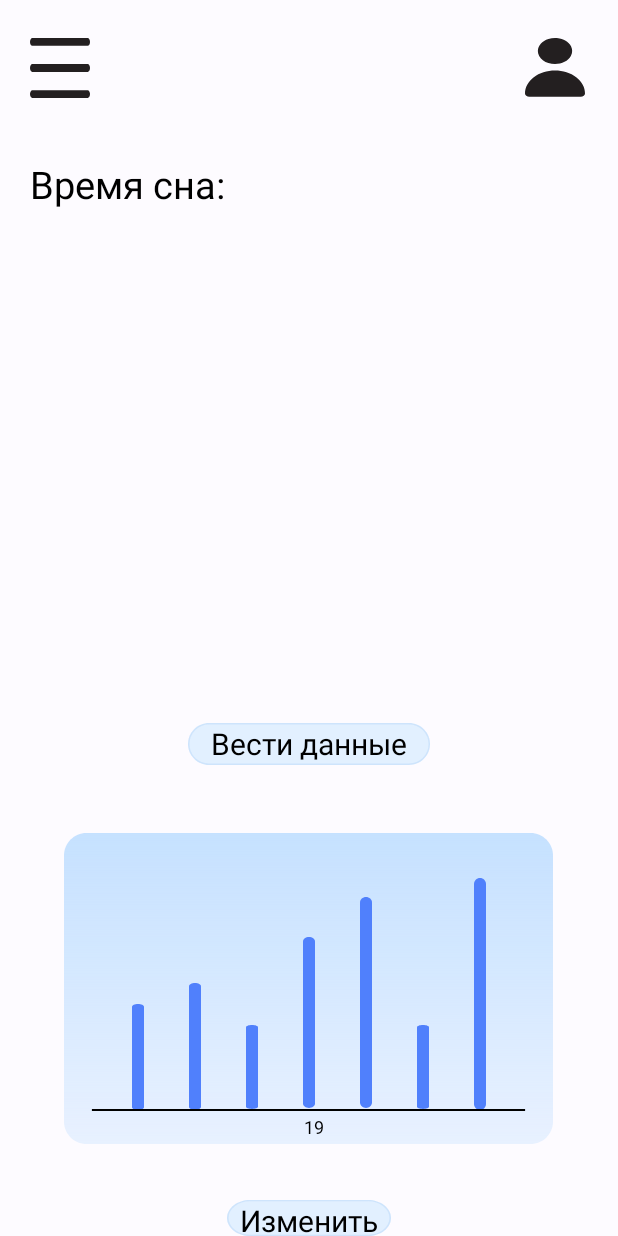
After one commit to Grish-Gr/SELP, an Android app: the layout sleep.xml on its own in the app's theme, with its tools: preview values and no code run, on a phone screen of 412 x 824 dp. The commit adds this screen. Run offline under Robolectric (Android 15) with nearby library versions, the phone set to English and light mode, and no system bars.

Commit message:
changes
changes

```diff
--- /dev/null
+++ b/app/src/main/res/drawable/boton_sleep.xml
@@ -0,0 +1,23 @@
+<vector
+    xmlns:android="http://schemas.android.com/apk/res/android"
+    xmlns:aapt="http://schemas.android.com/aapt"
+    android:width="161dp"
+    android:height="28dp"
+    android:viewportWidth="161"
+    android:viewportHeight="28"
+    >
+    <group>
+        <clip-path
+            android:pathData="M14 0H147C154.732 0 161 6.26801 161 14C161 21.732 154.732 28 147 28H14C6.26801 28 0 21.732 0 14C0 6.26801 6.26801 0 14 0Z"
+            />
+        <path
+            android:pathData="M0 0V28H161V0"
+            android:fillColor="#E2F0FF"
+            />
+        <path
+            android:pathData="M14 0H147C154.732 0 161 6.26801 161 14C161 21.732 154.732 28 147 28H14C6.26801 28 0 21.732 0 14C0 6.26801 6.26801 0 14 0Z"
+            android:strokeWidth="2"
+            android:strokeColor="#479CC5F2"
+            />
+    </group>
+</vector>
--- /dev/null
+++ b/app/src/main/res/drawable/box_graphic.xml
@@ -0,0 +1,46 @@
+<vector
+    xmlns:android="http://schemas.android.com/apk/res/android"
+    xmlns:aapt="http://schemas.android.com/aapt"
+    android:width="326dp"
+    android:height="207dp"
+    android:viewportWidth="326"
+    android:viewportHeight="207"
+    >
+    <group>
+        <clip-path
+            android:pathData="M15 0H311C319.284 0 326 6.71573 326 15V192C326 200.284 319.284 207 311 207H15C6.71573 207 0 200.284 0 192V15C0 6.71573 6.71573 0 15 0Z"
+            />
+        <group
+            android:translateX="1"
+            android:translateY="0"
+            android:pivotX="163"
+            android:pivotY="103.5"
+            android:scaleX="2"
+            android:scaleY="2"
+            android:rotation="90"
+            >
+            <path
+                android:pathData="M0 0V207H326V0"
+                >
+                <aapt:attr name="android:fillColor">
+                    <gradient
+                        android:type="linear"
+                        android:startX="81.5"
+                        android:startY="103.5"
+                        android:endX="244.5"
+                        android:endY="103.5"
+                        >
+                        <item
+                            android:color="#BBDCFF"
+                            android:offset="0"
+                            />
+                        <item
+                            android:color="#29BBDCFF"
+                            android:offset="1"
+                            />
+                    </gradient>
+                </aapt:attr>
+            </path>
+        </group>
+    </group>
+</vector>
--- /dev/null
+++ b/app/src/main/res/drawable/changebotom.xml
@@ -0,0 +1,23 @@
+<vector
+    xmlns:android="http://schemas.android.com/apk/res/android"
+    xmlns:aapt="http://schemas.android.com/aapt"
+    android:width="100dp"
+    android:height="28dp"
+    android:viewportWidth="100"
+    android:viewportHeight="28"
+    >
+    <group>
+        <clip-path
+            android:pathData="M14 0H86C93.732 0 100 6.26801 100 14C100 21.732 93.732 28 86 28H14C6.26801 28 0 21.732 0 14C0 6.26801 6.26801 0 14 0Z"
+            />
+        <path
+            android:pathData="M0 0V28H100V0"
+            android:fillColor="#E2F0FF"
+            />
+        <path
+            android:pathData="M14 0H86C93.732 0 100 6.26801 100 14C100 21.732 93.732 28 86 28H14C6.26801 28 0 21.732 0 14C0 6.26801 6.26801 0 14 0Z"
+            android:strokeWidth="2"
+            android:strokeColor="#479CC5F2"
+            />
+    </group>
+</vector>
--- /dev/null
+++ b/app/src/main/res/drawable/colum_1.xml
@@ -0,0 +1,18 @@
+<vector
+    xmlns:android="http://schemas.android.com/apk/res/android"
+    xmlns:aapt="http://schemas.android.com/aapt"
+    android:width="8dp"
+    android:height="154.92dp"
+    android:viewportWidth="8"
+    android:viewportHeight="154.92"
+    >
+    <group>
+        <clip-path
+            android:pathData="M4 0C6.20914 0 8 1.79086 8 4V150.917C8 153.126 6.20914 154.917 4 154.917C1.79086 154.917 0 153.126 0 150.917V4C0 1.79086 1.79086 0 4 0Z"
+            />
+        <path
+            android:pathData="M0 0V154.917H8V-12"
+            android:fillColor="#5080FC"
+            />
+    </group>
+</vector>
--- /dev/null
+++ b/app/src/main/res/drawable/line5.xml
@@ -0,0 +1,19 @@
+<vector
+    xmlns:android="http://schemas.android.com/apk/res/android"
+    xmlns:aapt="http://schemas.android.com/aapt"
+    android:width="241dp"
+    android:height="1dp"
+    android:viewportWidth="241"
+    android:viewportHeight="1"
+    >
+    <group>
+        <clip-path
+            android:pathData="M0.5 0.5H240.5H0.5Z"
+            />
+    </group>
+    <path
+        android:pathData="M0.5 0.5H240.5H0.5Z"
+        android:strokeWidth="1"
+        android:strokeColor="#000000"
+        />
+</vector>
--- a/app/src/main/res/layout/mainpage.xml
+++ b/app/src/main/res/layout/mainpage.xml
@@ -12,7 +12,7 @@
         android:layout_alignParentLeft="true"
         android:layout_alignParentTop="true"
         android:layout_marginLeft="20dp"
-        android:layout_marginTop="17dp"
+        android:layout_marginTop="25dp"
         android:background="@drawable/menu"
         android:elevation="4dp" />
 
@@ -23,7 +23,7 @@
         android:layout_alignParentLeft="true"
         android:layout_alignParentTop="true"
         android:layout_marginLeft="350dp"
-        android:layout_marginTop="14dp"
+        android:layout_marginTop="25dp"
         android:background="@drawable/person"
         android:elevation="4dp" />
 
--- /dev/null
+++ b/app/src/main/res/layout/sleep.xml
@@ -0,0 +1,223 @@
+<?xml version="1.0" encoding="utf-8"?>
+<RelativeLayout xmlns:android="http://schemas.android.com/apk/res/android"
+    android:layout_width="match_parent"
+    android:layout_height="match_parent">
+
+    <RelativeLayout
+        android:id="@+id/icon_menu"
+        android:layout_width="40dp"
+        android:layout_height="40dp"
+        android:layout_alignParentLeft="true"
+        android:layout_alignParentTop="true"
+        android:layout_marginLeft="20dp"
+        android:layout_marginTop="25dp"
+        android:background="@drawable/menu"
+        android:elevation="4dp" />
+
+    <RelativeLayout
+        android:id="@+id/icon_person"
+        android:layout_width="40dp"
+        android:layout_height="40dp"
+        android:layout_alignParentLeft="true"
+        android:layout_alignParentTop="true"
+        android:layout_marginLeft="350dp"
+        android:layout_marginTop="25dp"
+        android:background="@drawable/person"
+        android:elevation="4dp" />
+
+    <TextView
+        android:layout_width="wrap_content"
+        android:layout_height="wrap_content"
+        android:layout_alignParentLeft="true"
+        android:layout_marginLeft="20dp"
+        android:text="Время сна: "
+        android:textSize="25dp"
+        android:layout_alignParentTop="true"
+        android:layout_marginTop="105dp"
+        />
+
+
+
+    <TextView
+        android:layout_width="wrap_content"
+        android:layout_height="wrap_content"
+        android:textSize="20dp"
+        android:text="Вести данные"
+        android:layout_centerHorizontal="true"
+        android:layout_centerVertical="true"
+        android:layout_centerInParent="true"
+        android:layout_alignParentTop="true"
+        android:layout_marginTop="482dp"
+        android:elevation="4dp"
+
+        />
+
+    <View
+        android:id="@+id/botom_sleep"
+        android:layout_width="161dp"
+        android:layout_height="28dp"
+        android:layout_alignParentTop="true"
+        android:layout_centerInParent="true"
+        android:layout_marginTop="482dp"
+        android:background="@drawable/boton_sleep" />
+
+<!--graphic and text and colums-->
+
+    <View
+        android:id="@+id/box_graphic"
+        android:layout_width="326dp"
+        android:layout_height="207dp"
+        android:layout_below="@+id/botom_sleep"
+        android:layout_centerInParent="true"
+        android:layout_marginTop="45dp"
+        android:background="@drawable/box_graphic" />
+    <View
+        android:id="@+id/colum7"
+        android:layout_width="8dp"
+        android:layout_height="154.92dp"
+        android:layout_toRightOf="@+id/colum6"
+        android:layout_marginLeft="30dp"
+        android:layout_below="@+id/botom_sleep"
+        android:layout_marginTop="75dp"
+        android:background="@drawable/colum_1"
+        />
+
+    <View
+        android:id="@+id/colum6"
+        android:layout_width="8dp"
+        android:layout_height="56.33dp"
+        android:layout_toRightOf="@+id/colum5"
+        android:layout_marginLeft="30dp"
+        android:layout_below="@+id/botom_sleep"
+        android:layout_marginTop="173.3dp"
+        android:background="@drawable/colum_1"
+        />
+    <View
+        android:id="@+id/colum5"
+        android:layout_width="8dp"
+        android:layout_height="140.83dp"
+        android:layout_toRightOf="@+id/colum4"
+        android:layout_marginLeft="30dp"
+        android:layout_below="@+id/botom_sleep"
+        android:layout_marginTop="88.3dp"
+        android:background="@drawable/colum_1"
+        />
+    <View
+        android:id="@+id/colum4"
+        android:layout_width="8dp"
+        android:layout_height="114dp"
+        android:layout_centerInParent="true"
+        android:layout_below="@+id/botom_sleep"
+        android:layout_marginTop="114.9dp"
+        android:background="@drawable/colum_1"
+        />
+
+    <View
+        android:id="@+id/colum3"
+        android:layout_width="8dp"
+        android:layout_height="56.33dp"
+        android:layout_toLeftOf="@id/colum4"
+        android:layout_marginRight="30dp"
+        android:layout_below="@+id/botom_sleep"
+        android:layout_marginTop="173.3dp"
+        android:background="@drawable/colum_1"
+        />
+    <View
+        android:id="@+id/colum2"
+        android:layout_width="8dp"
+        android:layout_height="84.5dp"
+        android:layout_toLeftOf="@id/colum3"
+        android:layout_marginRight="30dp"
+        android:layout_below="@+id/botom_sleep"
+        android:layout_marginTop="145.3dp"
+        android:background="@drawable/colum_1"
+        />
+    <View
+        android:id="@+id/colum1"
+        android:layout_width="8dp"
+        android:layout_height="70.42dp"
+        android:layout_toLeftOf="@id/colum2"
+        android:layout_marginRight="30dp"
+        android:layout_below="@+id/botom_sleep"
+        android:layout_marginTop="159.1dp"
+        android:background="@drawable/colum_1"
+        />
+
+    <View
+        android:id="@+id/line_5"
+        android:layout_width="290dp"
+        android:layout_height="1dp"
+        android:layout_centerVertical="true"
+        android:layout_centerHorizontal="true"
+        android:layout_below="@id/botom_sleep"
+        android:layout_marginTop="229dp"
+        android:background="@drawable/line5"
+        android:elevation="9dp"
+        />
+
+    <TextView
+        android:id="@+id/thursday"
+        android:layout_width="wrap_content"
+        android:layout_height="wrap_content"
+        android:textSize="12dp"
+        android:text="1"
+        android:layout_below="@id/line_5"
+        android:layout_marginTop="2dp"
+        android:elevation="4dp"
+        android:layout_centerInParent="true"
+        android:layout_centerVertical="true"
+
+        />
+
+    <TextView
+        android:id="@+id/wdn"
+        android:layout_width="wrap_content"
+        android:layout_height="wrap_content"
+        android:textSize="12dp"
+        android:text="9"
+        android:layout_below="@id/line_5"
+        android:layout_marginTop="2dp"
+        android:elevation="4dp"
+        android:layout_toRightOf="@+id/thursday"
+        android:layout_marginRight="50dp"
+
+
+        />
+
+
+
+ <!--bottom change -->
+    <View
+        android:id="@+id/rectangle_8"
+        android:layout_width="109dp"
+        android:layout_height="28dp"
+        android:layout_centerHorizontal="true"
+        android:layout_centerVertical="true"
+        android:layout_centerInParent="true"
+       android:layout_below="@id/box_graphic"
+        android:layout_marginTop="37dp"
+        android:background="@drawable/changebotom"
+        />
+
+    <TextView
+
+        android:layout_width="wrap_content"
+        android:layout_height="wrap_content"
+        android:textSize="20dp"
+        android:text="Изменить"
+        android:layout_centerHorizontal="true"
+        android:layout_centerVertical="true"
+        android:layout_centerInParent="true"
+        android:layout_below="@id/box_graphic"
+        android:layout_marginTop="37dp"
+        android:elevation="4dp"
+
+        />
+
+
+
+
+
+
+
+</RelativeLayout>
```
Also changed, not shown: app/src/main/res/drawable/area1.xml (added, +18 -0 lines), app/src/main/res/drawable/line2.xml (added, +19 -0 lines), app/src/main/res/drawable/line_1.xml (added, +20 -0 lines), app/src/main/res/drawable/rectangle_graphic2_mood.xml (added, +46 -0 lines), app/src/main/res/drawable/rectangle_mood.xml (added, +50 -0 lines), app/src/main/res/drawable/rectangle_mood_1graphic.xml (added, +18 -0 lines), app/src/main/res/layout/mood.xml (added, +66 -0 lines).
